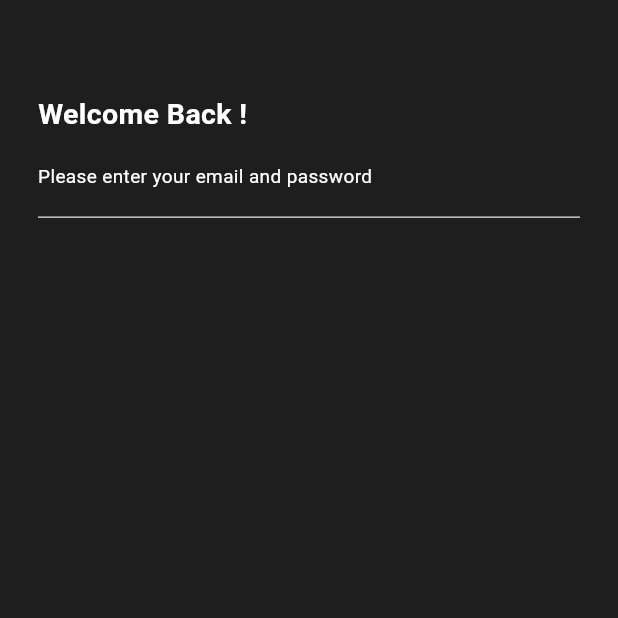
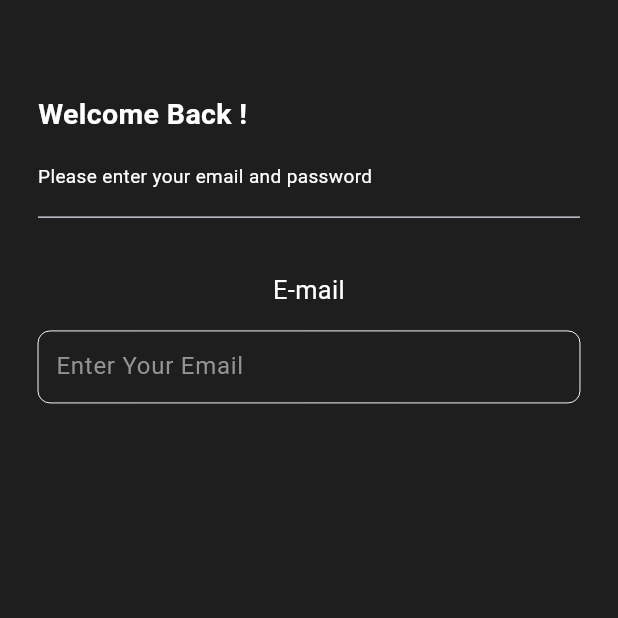
Before and after one commit to JAMALMAD/task, a Flutter app: the screen it shows after launch, on a phone screen of 412 x 824 dp, the top half of it. Run offline on Flutter 3.47's test engine with Material 3 defaults, Android fonts, the phone set to English and light mode, and no system bars; our stand-ins replace flutter_screenutil, get.

```diff
--- /dev/null
+++ b/lib/core/dependency.dart
@@ -0,0 +1,11 @@
+import 'package:get/get.dart';
+import 'package:task/view/screens/auth/controller/auth_controller.dart';
+
+
+class DependencyInjection extends Bindings{
+  @override
+  void dependencies() {
+    Get.lazyPut(() => AuthController());
+  }
+
+}
--- a/lib/main.dart
+++ b/lib/main.dart
@@ -2,9 +2,12 @@ import 'package:flutter/cupertino.dart';
 import 'package:flutter_screenutil/flutter_screenutil.dart';
 import 'package:get/get.dart';
 import 'package:task/core/app_routs.dart';
+import 'package:task/core/dependency.dart';
 import 'package:task/global/theme/dark_theme.dart';
 
 void main(){
+  DependencyInjection di = DependencyInjection();
+  di.dependencies();
   runApp(const MyApp());
 }
 class MyApp extends StatelessWidget {
--- a/lib/utils/app_color/app_colors.dart
+++ b/lib/utils/app_color/app_colors.dart
@@ -3,4 +3,7 @@ import 'dart:ui';
 class AppColors{
   static const Color blackyDarker = Color(0xff1e1e1e);
   static const Color light = Color(0xfffefefe);
+  static const Color lightNormalHover = Color(0xffdcddde);
+  static const Color lightDarkHover = Color(0xff929394);
+  static const Color lightNormal = Color(0xfff4f5f7);
 }
--- a/lib/utils/static_string/static_string.drat.dart
+++ b/lib/utils/static_string/static_string.drat.dart
@@ -1,4 +1,9 @@
 class AppString{
   static const welcomeBack = "Welcome Back !";
   static const pleaseEnterYour = "Please enter your email and password";
+  static const email = "E-mail";
+  static const String enterValidEmail = "Enter a valid email";
+  static RegExp emailRegexp = RegExp(
+      r"^[a-zA-Z0-9.a-zA-Z0-9.!#$%&'*+-/=?^_`{|}~]+@[a-zA-Z0-9]+\.[a-zA-Z]+");
+  static const enterYourEmail = "Enter Your Email";
 }
--- /dev/null
+++ b/lib/view/screens/auth/controller/auth_controller.dart
@@ -0,0 +1,10 @@
+import 'package:flutter/cupertino.dart';
+import 'package:get/get.dart';
+
+class AuthController extends GetxController{
+
+  ///============================ Sign In =========================
+
+  Rx<TextEditingController> emailController = TextEditingController().obs;
+  Rx<TextEditingController> passwordController = TextEditingController().obs;
+}
--- a/lib/view/screens/auth/controller/singin.dart
+++ b/lib/view/screens/auth/controller/singin.dart
@@ -2,18 +2,25 @@
 import 'package:flutter/cupertino.dart';
 import 'package:flutter/material.dart';
 import 'package:flutter_screenutil/flutter_screenutil.dart';
+import 'package:get/get.dart';
 import 'package:get/get_state_manager/src/rx_flutter/rx_obx_widget.dart';
+import 'package:task/view/screens/auth/controller/auth_controller.dart';
+import 'package:task/view/widget/custom_text_field.dart';
 
 import '../../../../utils/static_string/static_string.drat.dart';
 import '../../../widget/custom_text.dart';
 
 class SignInScreen extends StatelessWidget {
-  const SignInScreen({super.key});
+   SignInScreen({super.key});
+  final formKey = GlobalKey<FormState>();
+  final AuthController authController = Get.find<AuthController>();
+
 
   @override
   Widget build(BuildContext context) {
     return Scaffold(
-      body: SafeArea(
+      body: Obx(() {
+        return SafeArea(
           child: SingleChildScrollView(
             padding: EdgeInsets.symmetric(horizontal: 24.w),
             child: Column(
@@ -35,10 +42,50 @@ class SignInScreen extends StatelessWidget {
                   bottom: 10,
                 ),
                 const Divider(),
+
+                ///============= Form =============
+
+                Form(
+                  key: formKey,
+                    child: Column(
+                      mainAxisAlignment: MainAxisAlignment.start,
+                      children: [
+                        CustomText(
+                            text: AppString.email,
+                          fontSize: 16,
+                          fontWeight: FontWeight.w400,
+                          bottom: 16.h,
+                          top: 30.h,
+                        ),
+
+                        /// <=============== Email Section ==================>
+
+
+                        CustomTextField(
+                          textEditingController:
+                              authController.emailController.value,
+                          validator: (value) {
+                            if (value!.isEmpty) {
+                              return AppString.enterValidEmail;
+                            } else if (!AppString.emailRegexp.hasMatch(
+                                authController.emailController.value.text)) {
+                              return AppString.enterValidEmail;
+                            } else {
+                              return null;
+                            }
+                          },
+                          textInputAction: TextInputAction.next,
+                          // textEditingController: controller.signInEmail,
+                          hintText: AppString.enterYourEmail,
+                        )
                       ],
-          ),
+                    ))
+              ],
             ),
           ),
         );
       }
+      ),
+    );
   }
+}
--- /dev/null
+++ b/lib/view/widget/custom_text_field.dart
@@ -0,0 +1,161 @@
+import 'package:flutter/cupertino.dart';
+import 'package:flutter/material.dart';
+import 'package:flutter_screenutil/flutter_screenutil.dart';
+import 'package:task/utils/app_color/app_colors.dart';
+
+class CustomTextField extends StatefulWidget {
+  static void _defaultOnTap() {}
+  const CustomTextField({super.key,
+    this.textEditingController,
+    this.focusNode,
+    this.keyboardType = TextInputType.text,
+    this.textInputAction = TextInputAction.next,
+    this.cursorColor = AppColors.lightNormalHover,
+    this.inputTextStyle = const TextStyle(color: AppColors.light),
+    this.textAlignVertical = TextAlignVertical.center,
+    this.textAlign = TextAlign.start,
+    this.maxLines = 1,
+    this.maxLength,
+    this.validator,
+    this.hintText,
+    this.labelText = '',
+    this.hintStyle = const TextStyle(color: AppColors.lightDarkHover),
+    this.fillColor =Colors.transparent,
+    this.suffixIconColor,
+    this.suffixIcon,
+    this.borderRadius = 8,
+    this.fieldBorderColor = AppColors.lightNormal,
+    this.focusBorderColor = AppColors.light,
+    this.onChanged,
+    this.onFieldSubmitted,
+    this.isPassword = false,
+    this.isPrefixIcon = false,
+    this.onTapClick = _defaultOnTap,
+    this.readOnly =  false,
+    this.height = 50,
+
+  });
+  final TextEditingController? textEditingController;
+  final FocusNode? focusNode;
+  final TextInputType keyboardType;
+  final TextInputAction textInputAction;
+  final Color cursorColor;
+  final TextStyle? inputTextStyle;
+  final TextAlignVertical? textAlignVertical;
+  final TextAlign textAlign;
+  final int? maxLines;
+  final int? maxLength;
+
+  final FormFieldValidator? validator;
+  final String? hintText;
+  final String labelText;
+  final TextStyle? hintStyle;
+  final Color? fillColor;
+  final Color? suffixIconColor;
+  final Widget? suffixIcon;
+  final double borderRadius;
+  final Color fieldBorderColor;
+  final Color focusBorderColor;
+  final void Function(String)? onChanged;
+  final void Function(String)? onFieldSubmitted;
+  final bool isPassword;
+  final bool isPrefixIcon;
+  final VoidCallback onTapClick;
+  final bool readOnly;
+  final double height;
+
+  @override
+  State<CustomTextField> createState() => _CustomTextFieldState();
+}
+
+class _CustomTextFieldState extends State<CustomTextField> {
+  bool obscureText = true;
+  @override
+  Widget build(BuildContext context) {
+    return Material(
+      color: Colors.transparent,
+      child: Container(
+        padding: EdgeInsets.all(0.r),
+        child: TextFormField(
+          onTap: (){
+            widget.onTapClick();
+          },
+          onChanged: widget.onChanged,
+          onFieldSubmitted: widget.onFieldSubmitted,
+          autovalidateMode: AutovalidateMode.onUserInteraction,
+          readOnly: widget.readOnly,
+          controller: widget.textEditingController,
+          focusNode: widget.focusNode,
+          keyboardType: widget.keyboardType,
+          textInputAction: widget.textInputAction,
+          cursorColor: widget.cursorColor,
+          style: widget.inputTextStyle,
+          maxLines: widget.maxLines,
+          maxLength: widget.maxLength,
+          obscureText: widget.isPassword ? obscureText : false,
+          validator: widget.validator,
+          decoration: InputDecoration(
+            isDense: true,
+            errorMaxLines: 2,
+            hintText: widget.hintText,
+            hintStyle: widget
+                .hintStyle, // TextStyle(color: AppColors.blueLightActive),
+            fillColor: widget.fillColor,
+            filled: true,
+
+            prefixIcon: widget.isPrefixIcon
+                ? Padding(
+              padding: const EdgeInsetsDirectional.symmetric(
+                  horizontal: 0, vertical: 0),
+              child: Icon(
+                Icons.search,
+                color: AppColors.light,
+                size: 28.h,
+              ),
+            )
+                : null,
+            suffixIcon: widget.isPassword
+                ? GestureDetector(
+              onTap: toggle,
+              child: Padding(
+                padding: const EdgeInsetsDirectional.symmetric(
+                    horizontal: 16, vertical: 14),
+                child: obscureText
+                    ? const Icon(
+                  Icons.visibility_off_outlined,
+                  color: AppColors.light,
+                )
+                    : const Icon(Icons.visibility_outlined,
+                    color: AppColors.light),
+              ),
+            )
+                : widget.suffixIcon,
+            suffixIconColor: widget.suffixIconColor,
+
+            border: OutlineInputBorder(
+                borderRadius: BorderRadius.circular(widget.borderRadius),
+                borderSide:
+                BorderSide(color: widget.fieldBorderColor, width: 0),
+                gapPadding: 0),
+            focusedBorder: OutlineInputBorder(
+                borderRadius: BorderRadius.circular(widget.borderRadius),
+                borderSide:
+                BorderSide(color: widget.focusBorderColor, width: 0),
+                gapPadding: 0),
+            enabledBorder: OutlineInputBorder(
+                borderRadius: BorderRadius.circular(widget.borderRadius),
+                borderSide:
+                BorderSide(color: widget.fieldBorderColor, width: 0),
+                gapPadding: 0),
+          ),
+        ),
+      ),
+    );
+  }
+
+  void toggle() {
+    setState(() {
+      obscureText = !obscureText;
+    });
+  }
+}
```
Lines whose indentation alone changed are shown as unchanged.
